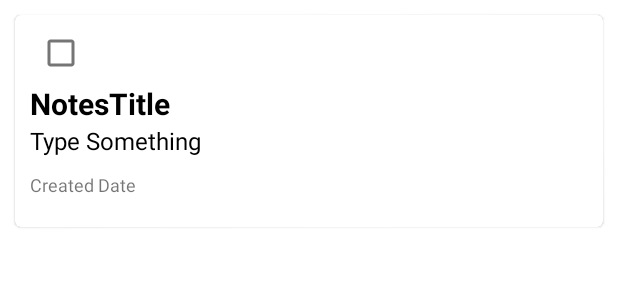
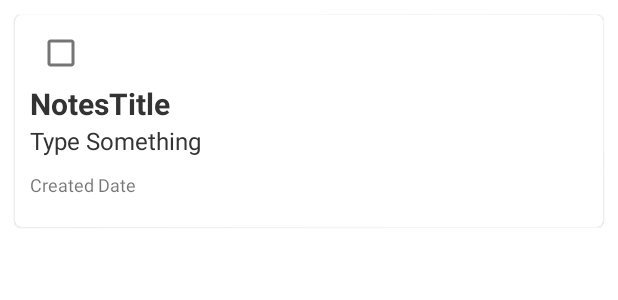
Before and after one commit to Rohini2699/NoteTakingApp, an Android app: the layout note_layout.xml on its own in the app's theme, with its tools: preview values and no code run, on a phone screen of 412 x 824 dp. Shown: the top 300 px of the screen. Run offline under Robolectric (Android 15) with nearby library versions, the phone set to English and light mode, and no system bars.

Commit message:
modified the colors and changed the files

```diff
--- a/app/src/main/java/com/note/notetakingapp/view/SplashFragment.kt
+++ b/app/src/main/java/com/note/notetakingapp/view/SplashFragment.kt
@@ -30,9 +30,7 @@ class SplashFragment : Fragment() {
         Handler(Looper.getMainLooper()) .postDelayed({
             if (!isOnboardingComplete) {
                 // Navigate to the onboarding fragment to start the onboarding process
-                findNavController().navigate(
-                    R.id.action_splashFragment_to_onBoardingFragmet
-                )
+                findNavController().navigate(R.id.action_splashFragment_to_onBoardingFragmet)
             }
             else
             {
--- a/app/src/main/res/values-night/themes.xml
+++ b/app/src/main/res/values-night/themes.xml
@@ -1,11 +1,17 @@
-<resources xmlns:tools="http://schemas.android.com/tools">
+<resources >
     <!-- Base application theme. -->
     <style name="Base.Theme.NoteTakingApp" parent="Theme.AppCompat.Light.DarkActionBar">
 
             <item name="colorPrimary">@color/colorAccent</item>
         <item name="colorSecondary">@color/colorPrimary</item>
             <item name="android:windowBackground">@color/white</item>
+        <item name="actionBarTheme">@style/CustomActionBarTheme</item>
         <!-- Customize your dark theme here. -->
         <!-- <item name="colorPrimary">@color/my_dark_primary</item> -->
     </style>
+    <style name="CustomActionBarTheme" parent="ThemeOverlay.AppCompat.Dark.ActionBar">
+        <item name="android:textColorPrimary">@color/colorOnPrimary</item>
+        <item name="android:textColor">@color/colorOnPrimary</item>
+        <item name="android:textColorHint">@color/colorOnPrimary</item>
+    </style>
 </resources>
--- a/app/src/main/res/values/colors.xml
+++ b/app/src/main/res/values/colors.xml
@@ -1,6 +1,6 @@
 <?xml version="1.0" encoding="utf-8"?>
 <resources>
-    <color name="black">#FF000000</color>
+    <color name="black">#333333</color>
     <color name="white">#FFFFFFFF</color>
     <color name="pink">#F88379</color>
     <color name ="red">#C95B6B</color>
@@ -12,6 +12,5 @@
         <color name="colorOnPrimary">#000000</color> <!-- Text color on top of primary -->
         <color name="colorOnSecondary">#000000</color> <!-- Text color on top of secondary -->
         <color name="colorError">#B00020</color> <!-- Error color for form validation -->
-
-
+         <color name="blue">#0091EA</color>
 </resources>
--- a/app/src/main/res/values/themes.xml
+++ b/app/src/main/res/values/themes.xml
@@ -1,4 +1,4 @@
-<resources xmlns:tools="http://schemas.android.com/tools">
+<resources >
     <style name="Base.Theme.NoteTakingApp" parent="Theme.MaterialComponents.DayNight.DarkActionBar">
         <item name="colorPrimary">@color/colorAccent</item>
         <item name="colorSecondary">@color/colorSecondary</item>
@@ -6,5 +6,12 @@
         <item name="android:textColorPrimary">@color/colorOnPrimary</item>
         <item name="android:textColorSecondary">@color/colorOnSecondary</item>
         <item name="colorError">@color/colorError</item>
+        <item name="actionBarTheme">@style/CustomActionBarTheme</item>
+
+</style>
+    <style name="CustomActionBarTheme" parent="ThemeOverlay.AppCompat.Dark.ActionBar">
+        <item name="android:textColorPrimary">@color/colorOnPrimary</item>
+        <item name="android:textColor">@color/colorOnPrimary</item>
+        <item name="android:textColorHint">@color/colorOnPrimary</item>
     </style>
 </resources>
```
Also changed, not shown: app/src/main/java/com/note/notetakingapp/OnBoardingFragment.kt (+2 -6 lines).
